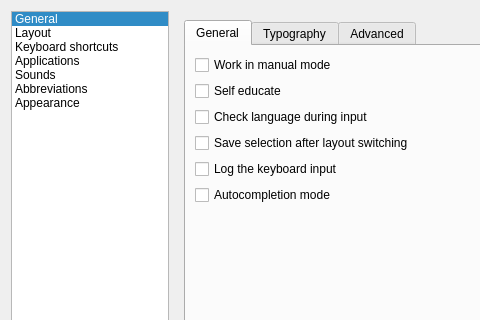
This is src/Config/QXNConfigDialog.ui in KsenZ/qxneur as Qt 5 draws it before an edit; both pictures show x 0 to 480 and y 0 to 320 of the 659 by 418 pixel window. The edited form follows.
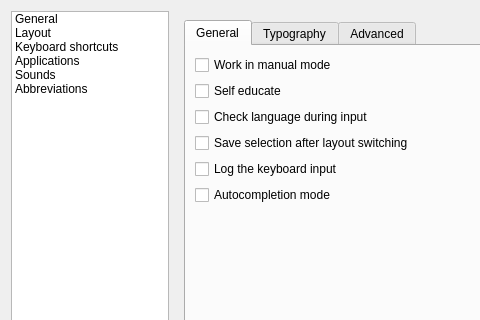
This is the edited form. Icons and pictures are not drawn.

Diff of the .ui file:
```diff
--- a/src/Config/QXNConfigDialog.ui
+++ b/src/Config/QXNConfigDialog.ui
@@ -38,7 +38,7 @@
       <bool>true</bool>
      </property>
      <property name="currentRow">
-      <number>0</number>
+      <number>-1</number>
      </property>
      <item>
       <property name="text">
@@ -103,16 +103,6 @@
        </iconset>
       </property>
      </item>
-     <item>
-      <property name="text">
-       <string>Appearance</string>
-      </property>
-      <property name="icon">
-       <iconset>
-        <normalon>:/config/appearance.png</normalon>
-       </iconset>
-      </property>
-     </item>
     </widget>
    </item>
    <item row="0" column="1">
```
